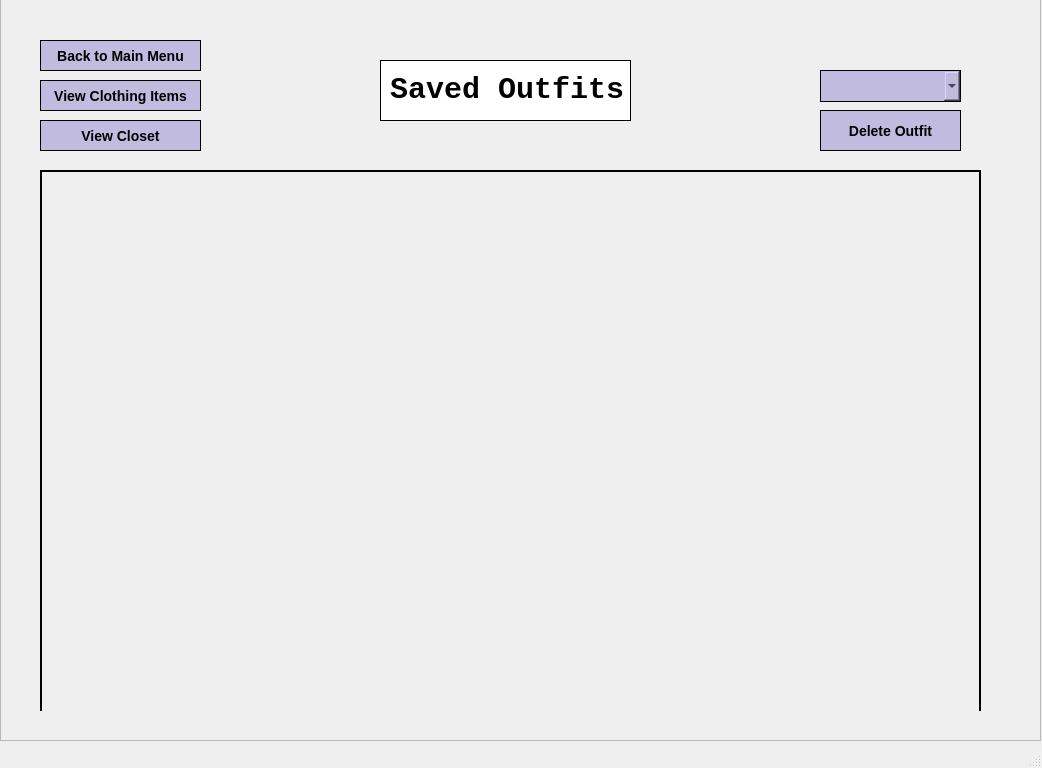
Above: code/outfitswindow.ui from fmarque/Smart-Wardrobe-Organizer before the change. Below: the same form after it.
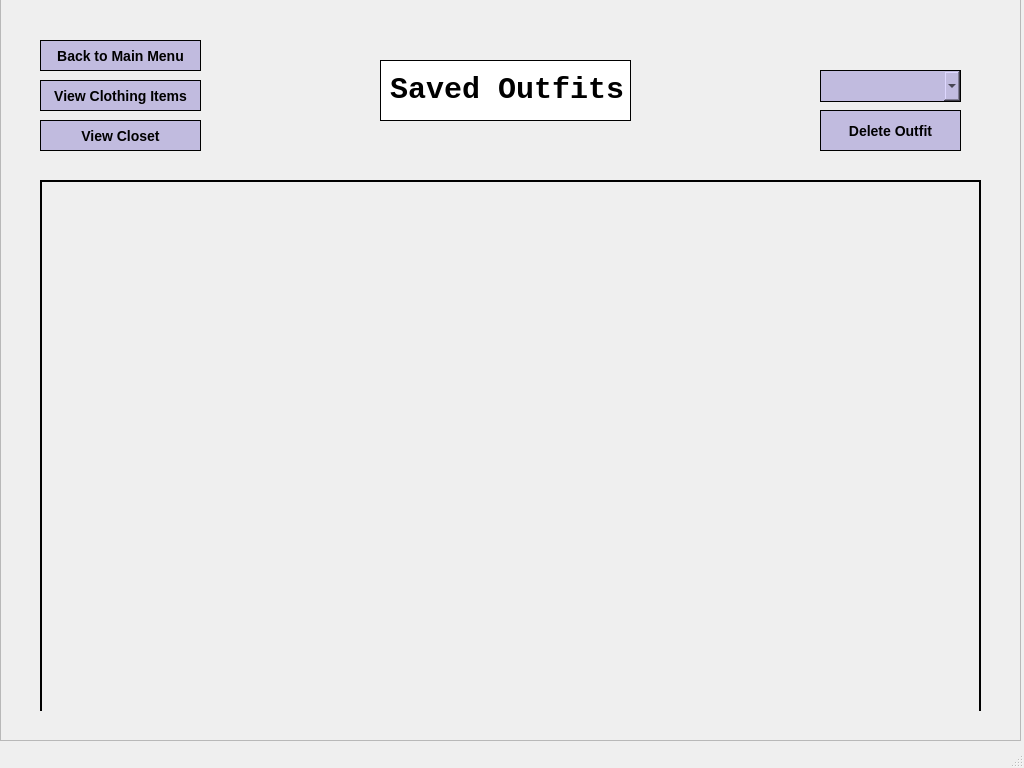
That is the form after the change. Icons and pictures are not drawn.

Commit message: a few fixes to the ui and background being consistent

```diff
--- a/code/outfitswindow.ui
+++ b/code/outfitswindow.ui
@@ -6,7 +6,7 @@
    <rect>
     <x>0</x>
     <y>0</y>
-    <width>1042</width>
+    <width>1024</width>
     <height>768</height>
    </rect>
   </property>
@@ -149,9 +149,9 @@
      <property name="geometry">
       <rect>
        <x>0</x>
-       <y>20</y>
+       <y>30</y>
        <width>941</width>
-       <height>621</height>
+       <height>611</height>
       </rect>
      </property>
      <property name="styleSheet">
@@ -167,7 +167,7 @@
         <x>0</x>
         <y>0</y>
         <width>939</width>
-        <height>619</height>
+        <height>609</height>
        </rect>
       </property>
       <layout class="QGridLayout" name="gridLayout_2">
@@ -233,7 +233,7 @@
      <rect>
       <x>0</x>
       <y>-20</y>
-      <width>1041</width>
+      <width>1021</width>
       <height>761</height>
      </rect>
     </property>
```
Left out of the diff: 2 changed lines with no effect on the pictures. The commit also changes 4 other files.
